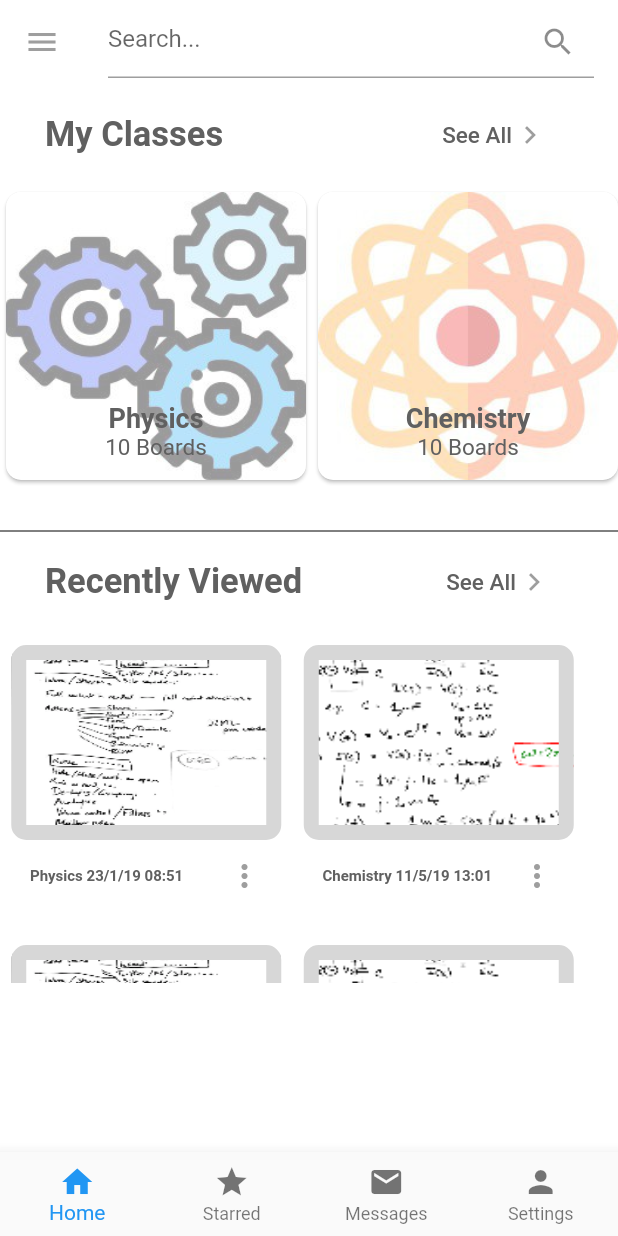
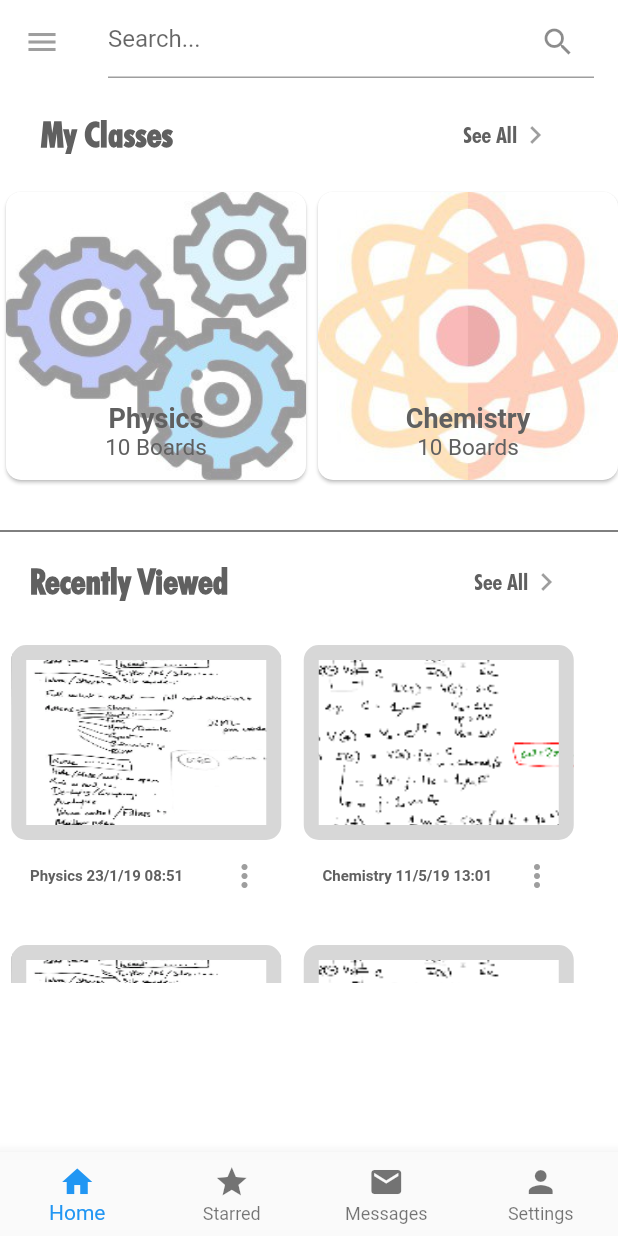
Before and after one commit to boardify-sutd/boardify_front_end_main, a Flutter app: the screen it shows after launch, on a phone screen of 412 x 824 dp. Run offline on Flutter 3.47's test engine with Material 2 defaults, Android fonts, the phone set to English and light mode, and no system bars; Roboto replaces fonts that are missing (QuickSand, QuickSand Bold).

Commit message:
Refactored row

```diff
--- a/lib/pages/page1.dart
+++ b/lib/pages/page1.dart
@@ -54,38 +54,7 @@ class _Pageone extends State<Pageone>{
         //padding: EdgeInsets.only(top:80.0),
         children: <Widget>[
           SizedBox(height: 10.0),
-          Row(
-            children: <Widget>[
-              SizedBox(width: 30.0),
-              Text(
-                "My Classes",
-                style: TextStyle(
-                  color: Color(getColorHexFromStr("#606060")),
-                  fontSize: 23.0,
-                  fontFamily: 'QuickSand',
-                  fontWeight: FontWeight.bold,
-                ),
-              ),
-              SizedBox(width:130.0),
-              FlatButton(
-                  color: Colors.transparent,
-                  onPressed: null,
-                  child: Row(
-                    children: <Widget>[
-                      Text(
-                        "See All",
-                        style: TextStyle(
-                          color: Color(getColorHexFromStr("#606060")),
-                          fontSize: 15.0,
-                          fontFamily: 'QuickSand',
-                        ),
-                      ),
-                      Icon(Icons.chevron_right),
-                    ],
-                  )
-              ),
-            ],
-          ),
+          _buildRow(BuildContext, "My Classes", "See All", "blank"),
           Container(
             margin: EdgeInsets.symmetric(vertical:10.0),
             height: 200,
@@ -104,38 +73,7 @@ class _Pageone extends State<Pageone>{
             color: Colors.black,
             //indent: 10.0,  // for now cannot indent right
           ),
-          Row(
-            children: <Widget>[
-              SizedBox(width: 30.0),
-              Text(
-                "Recently Viewed",
-                style: TextStyle(
-                  color: Color(getColorHexFromStr("#606060")),
-                  fontSize: 23.0,
-                  fontFamily: 'QuickSand',
-                  fontWeight: FontWeight.bold,
-                ),
-              ),
-              SizedBox(width:80.0),
-              FlatButton(
-                  color: Colors.transparent,
-                  onPressed: null,
-                  child: Row(
-                    children: <Widget>[
-                      Text(
-                        "See All",
-                        style: TextStyle(
-                          color: Color(getColorHexFromStr("#606060")),
-                          fontSize: 15.0,
-                          fontFamily: 'QuickSand',
-                        ),
-                      ),
-                      Icon(Icons.chevron_right),
-                    ],
-                  )
-              ),
-            ],
-          ),
+          _buildRow(BuildContext, "Recently Viewed", "See All", "blank"),
           Container(
             height: 243,
             child: ListView(
@@ -565,24 +503,6 @@ class _Pageone extends State<Pageone>{
       ),
     );  // Scaffold
   }
-  Widget _buildBar(BuildContext context) {
-    return new AppBar(
-      backgroundColor: Colors.transparent,
-      elevation: 0.0,
-      centerTitle: true,
-      title: _appBarTitle,
-      leading: IconButton(
-        icon: Icon(Icons.menu, color: Colors.grey),
-        onPressed: () => _scaffoldKey.currentState.openDrawer(),
-      ),
-      actions: <Widget>[
-        IconButton(
-          icon: _searchIcon,
-        )
-      ],
-    );
-
-  }
   Widget _buildCard(BuildContext context, firstText, subText, imagePath){
     return new
     Card(
@@ -639,5 +559,40 @@ class _Pageone extends State<Pageone>{
         )
       ),
     );
+  }  // widget
+  Widget _buildRow(BuildContext, firstText, secondText, linkPage){
+    return new
+    Row(
+      mainAxisAlignment: MainAxisAlignment.spaceAround,
+      children: <Widget>[
+        Text(
+          firstText,
+          style: TextStyle(
+            color: Color(getColorHexFromStr("#606060")),
+            fontSize: 23.0,
+            fontFamily: 'Futura',
+            fontWeight: FontWeight.bold,
+          ),
+        ),
+        SizedBox(width:MediaQuery.of(context).size.width/6),
+        FlatButton(
+            color: Colors.transparent,
+            onPressed: null,
+            child: Row(
+              children: <Widget>[
+                Text(
+                  secondText,
+                  style: TextStyle(
+                    color: Color(getColorHexFromStr("#606060")),
+                    fontSize: 15.0,
+                    fontFamily: 'Futura',
+                  ),
+                ),
+                Icon(Icons.chevron_right),
+              ],
+            )
+        ),
+      ],
+    );
   }
 }
```
